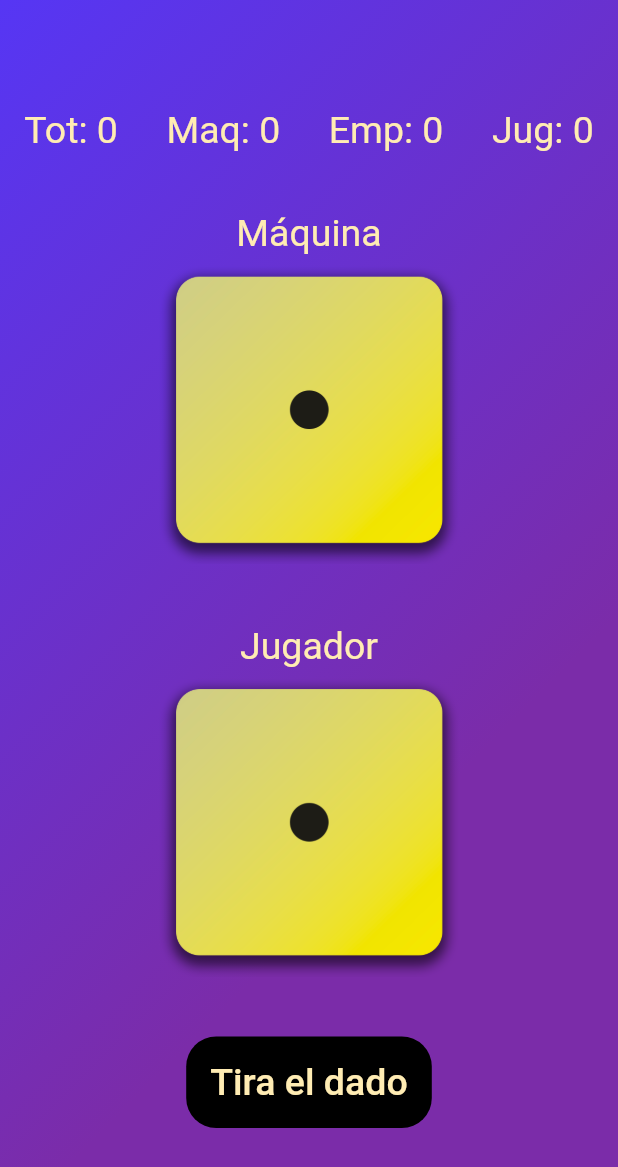
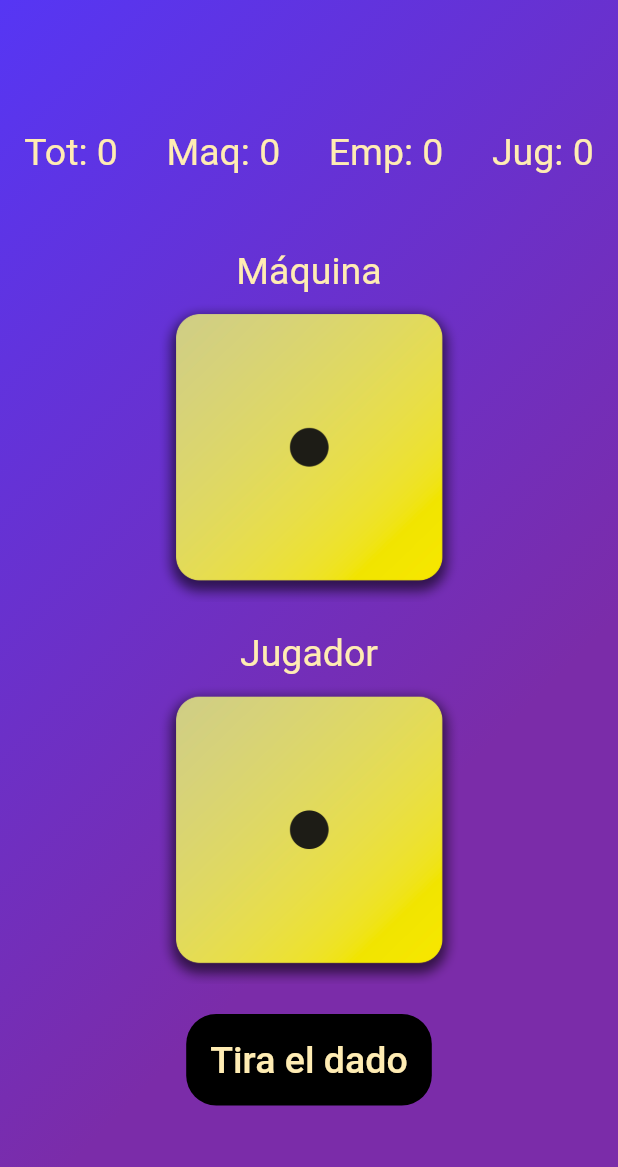
Before and after one commit to DavidCastelloBatet/roll_dice_flutter_app, a Flutter app: the screen it shows after launch, on a phone screen of 412 x 824 dp. Shown: the top 1167 px of the screen. Run offline on Flutter 3.47's test engine with Material 2 defaults, Android fonts, the phone set to English and light mode, and no system bars.

```diff
--- a/lib/home_page.dart
+++ b/lib/home_page.dart
@@ -47,7 +47,7 @@ class _HomePageState extends State<HomePage> {
                   Text('Jug: $ganaJ', style: estilo),
                 ],
               ),
-              const SizedBox(height: 40),
+              const SizedBox(height: 50),
               Text(
                 'Máquina',
                 style: estilo,
@@ -56,7 +56,7 @@ class _HomePageState extends State<HomePage> {
                 'images/dice-$miRandomNumber.png',
                 width: ancho * 0.5,
               ),
-              const SizedBox(height: 40.0),
+              const SizedBox(height: 20.0),
               Text(
                 'Jugador',
                 style: estilo,
@@ -65,7 +65,7 @@ class _HomePageState extends State<HomePage> {
                 'images/dice-$tuRandomNumber.png',
                 width: ancho * 0.5,
               ),
-              const SizedBox(height: 40.0),
+              const SizedBox(height: 20.0),
               Container(
                 decoration: BoxDecoration(color: Colors.black, borderRadius: BorderRadius.circular(20)),
                 child: TextButton(
```
Also changed, not shown: 1 other file.
